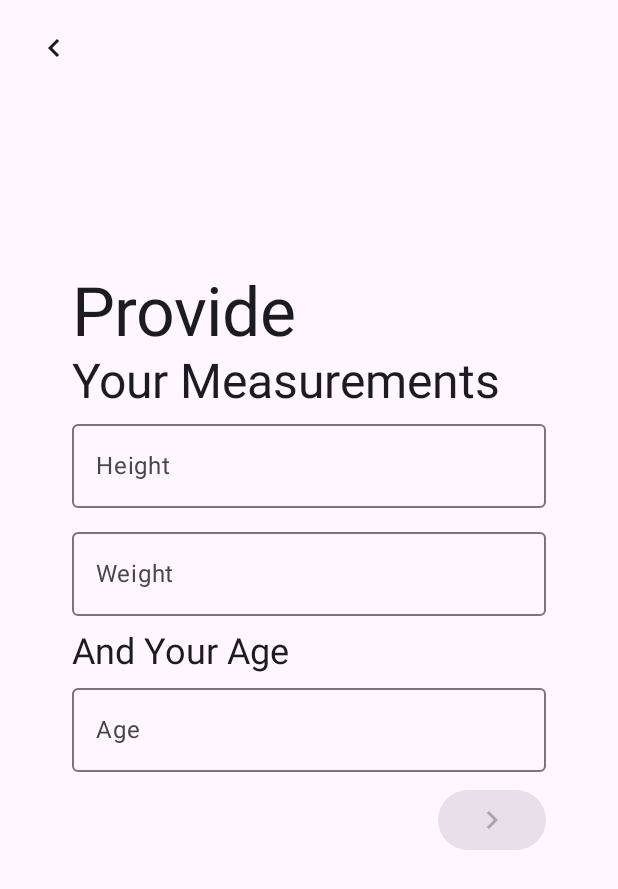
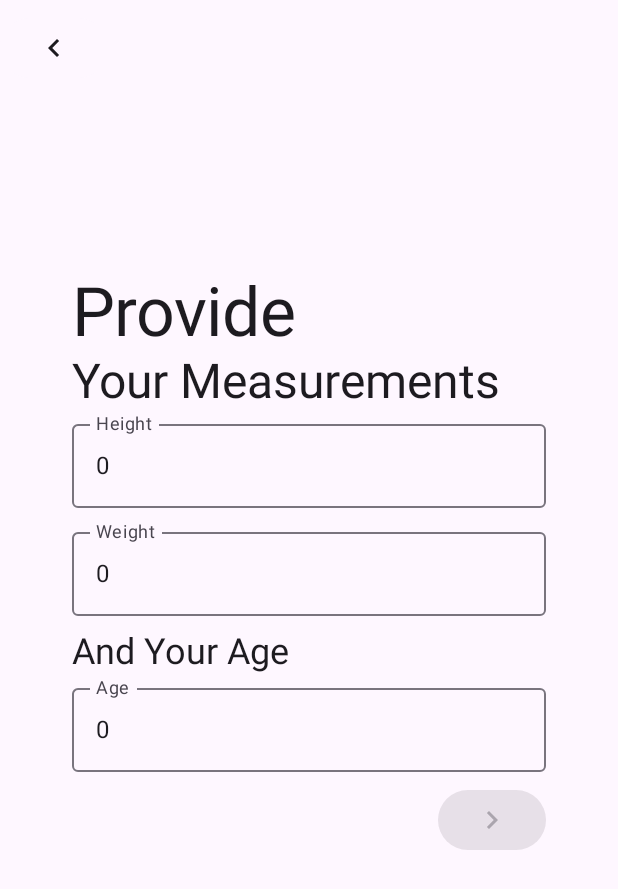
Before and after one commit to sebastianmartii/FitnessApp, an Android app built with Jetpack Compose: the @Preview function MeasurementsScreenPreview, on a phone screen of 412 x 824 dp. Shown: the top 889 px of the screen. Run offline under Robolectric (Android 15) with nearby library versions, the light colour scheme and no system bars.

Commit message:
create secure way to store api keys, minor ui changes, update measurements validators

```diff
--- a/app/src/main/java/com/example/fitnessapp/profile_feature/data/remote/CaloriesGoalApi.kt
+++ b/app/src/main/java/com/example/fitnessapp/profile_feature/data/remote/CaloriesGoalApi.kt
@@ -1,5 +1,6 @@
 package com.example.fitnessapp.profile_feature.data.remote
 
+import com.example.fitnessapp.core.util.ApiKeys
 import com.example.fitnessapp.profile_feature.data.remote.dto.CaloriesRequirementsDto
 import retrofit2.Response
 import retrofit2.http.GET
@@ -8,6 +9,10 @@ import retrofit2.http.Query
 
 interface CaloriesGoalApi {
 
+    @Headers(
+        "X-RapidAPI-Key: ${ApiKeys.FITNESS_CALCULATOR_API_KEY}",
+        "X-RapidAPI-Host: fitness-calculator.p.rapidapi.com"
+    )
     @GET("/dailycalorie")
     suspend fun getCaloriesRequirements(
         @Query("age") age: Int,
--- a/app/src/main/java/com/example/fitnessapp/profile_feature/presentation/sign_in/MeasurementsScreen.kt
+++ b/app/src/main/java/com/example/fitnessapp/profile_feature/presentation/sign_in/MeasurementsScreen.kt
@@ -37,13 +37,13 @@ fun MeasurementsScreen(
     modifier: Modifier = Modifier
 ) {
     var height by remember {
-        mutableStateOf("")
+        mutableStateOf("0")
     }
     var weight by remember {
-        mutableStateOf("")
+        mutableStateOf("0")
     }
     var age by remember {
-        mutableStateOf("")
+        mutableStateOf("0")
     }
     Column(
         modifier = modifier
```
Also changed, not shown: app/build.gradle (+9 -0 lines), app/src/main/java/com/example/fitnessapp/core/util/ApiKeys.kt (added, +8 -0 lines), app/src/main/java/com/example/fitnessapp/profile_feature/presentation/sign_in/IntroductionScreen.kt (+9 -4 lines), app/src/main/java/com/example/fitnessapp/profile_feature/presentation/sign_in/Validators.kt (+12 -3 lines).
